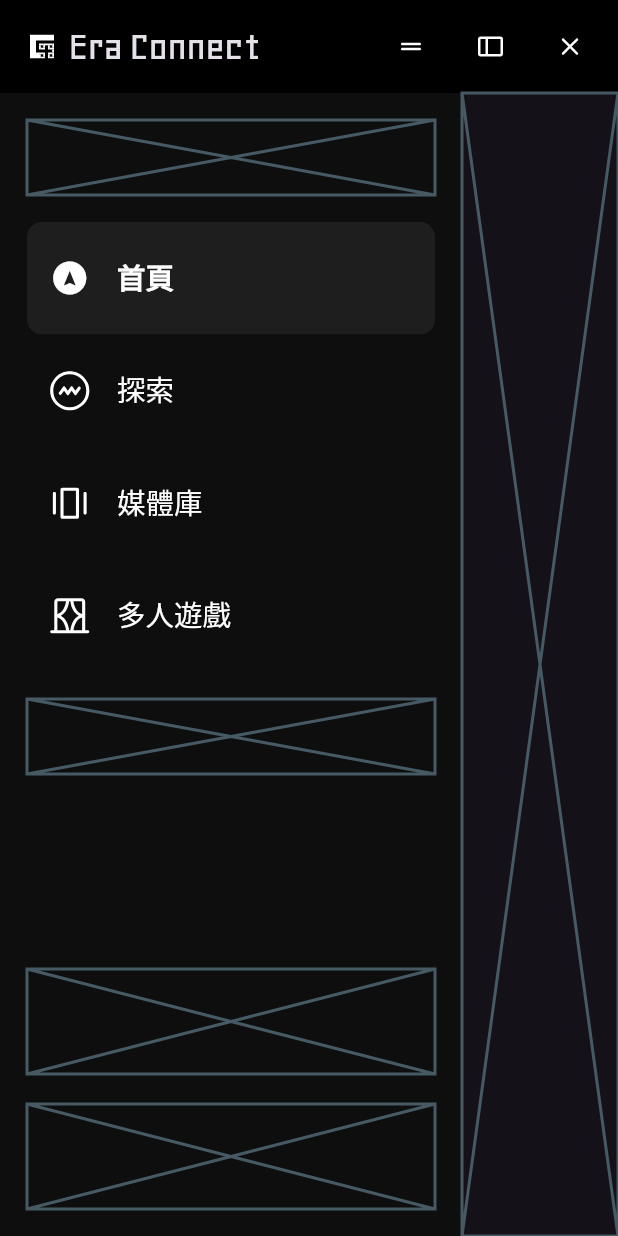
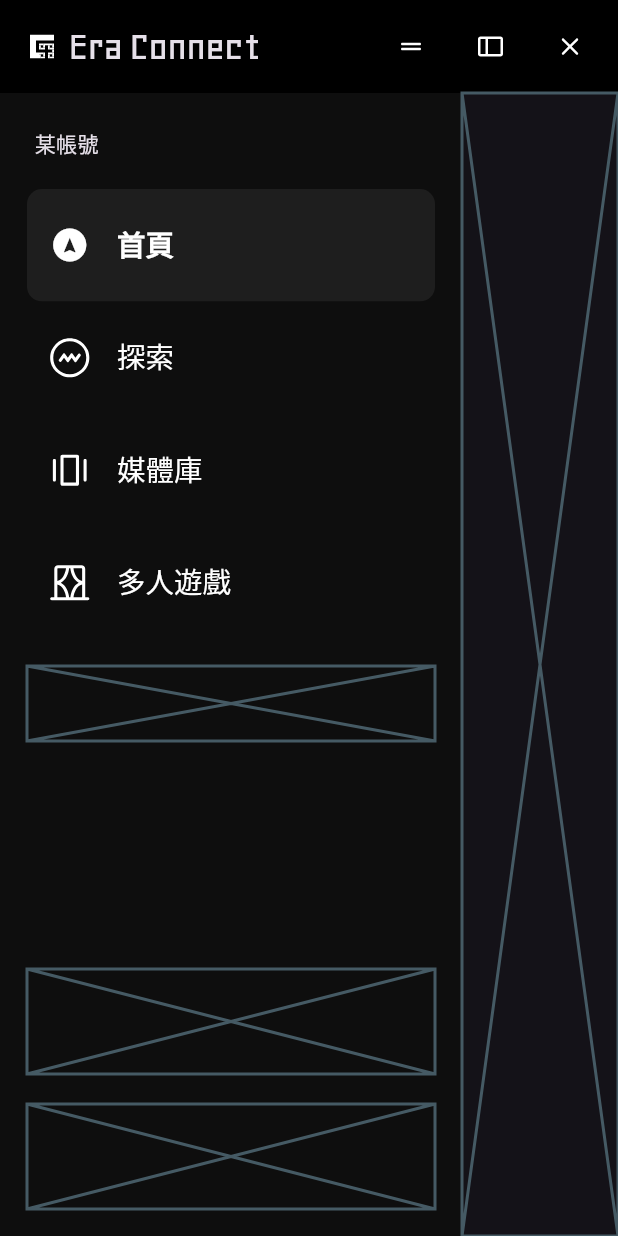
Before and after one commit to RPMTW/era-connect, a Flutter app: the screen it shows after launch, on a phone screen of 412 x 824 dp. Run offline on Flutter 3.47's test engine with Material 2 defaults, Android fonts, the phone set to English and light mode, and no system bars; our stand-ins replace equatable, flutter_svg; missing offline and left inert: dart:ffi, flutter_rust_bridge, window_manager; Roboto replaces fonts that are missing (GenSenRounded).

Commit message:
feat: account layout (WIP)

```diff
--- a/packages/era_connect_ui/lib/components/menu/era_menu_account.dart
+++ b/packages/era_connect_ui/lib/components/menu/era_menu_account.dart
@@ -5,6 +5,12 @@ class EraMenuAccount extends StatelessWidget {
 
   @override
   Widget build(BuildContext context) {
-    return const Placeholder(fallbackHeight: 50, fallbackWidth: 265);
+    return Padding(
+      padding: const EdgeInsets.all(5),
+      child: Container(
+        constraints: const BoxConstraints(maxHeight: 50),
+        child: const Text('某帳號'),
+      ),
+    );
   }
 }
--- a/packages/era_connect_ui/lib/components/menu/era_menu_bar.dart
+++ b/packages/era_connect_ui/lib/components/menu/era_menu_bar.dart
@@ -32,7 +32,7 @@ class _EraMenuBarState extends State<EraMenuBar> {
               crossAxisAlignment: CrossAxisAlignment.start,
               children: [
                 const EraMenuAccount(),
-                const SizedBox(height: 18),
+                const SizedBox(height: 16),
                 ...widget.items.map((data) {
                   final index = widget.items.indexOf(data);
 
```
